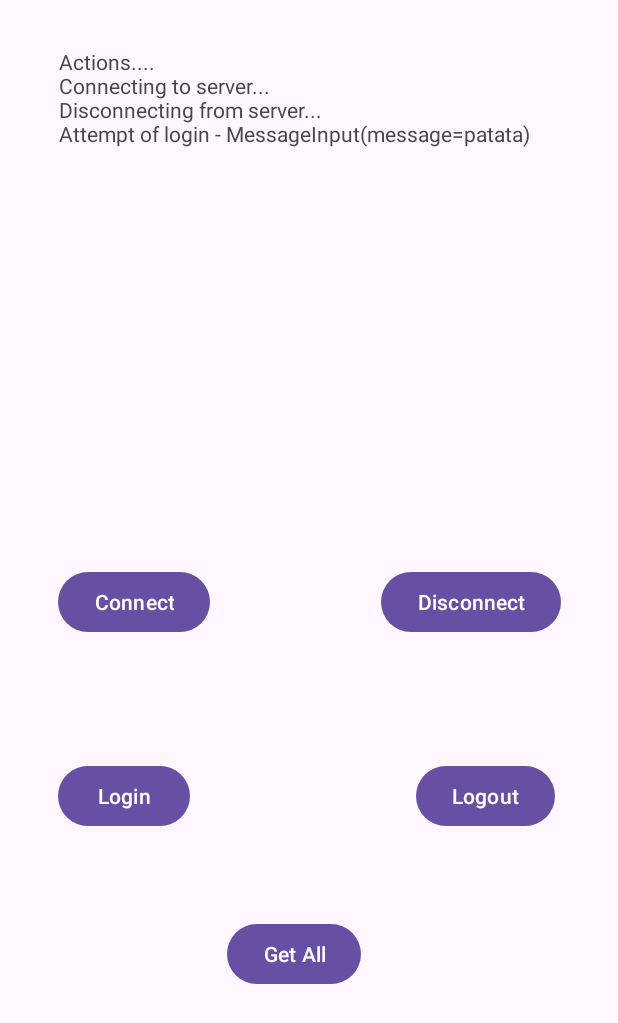
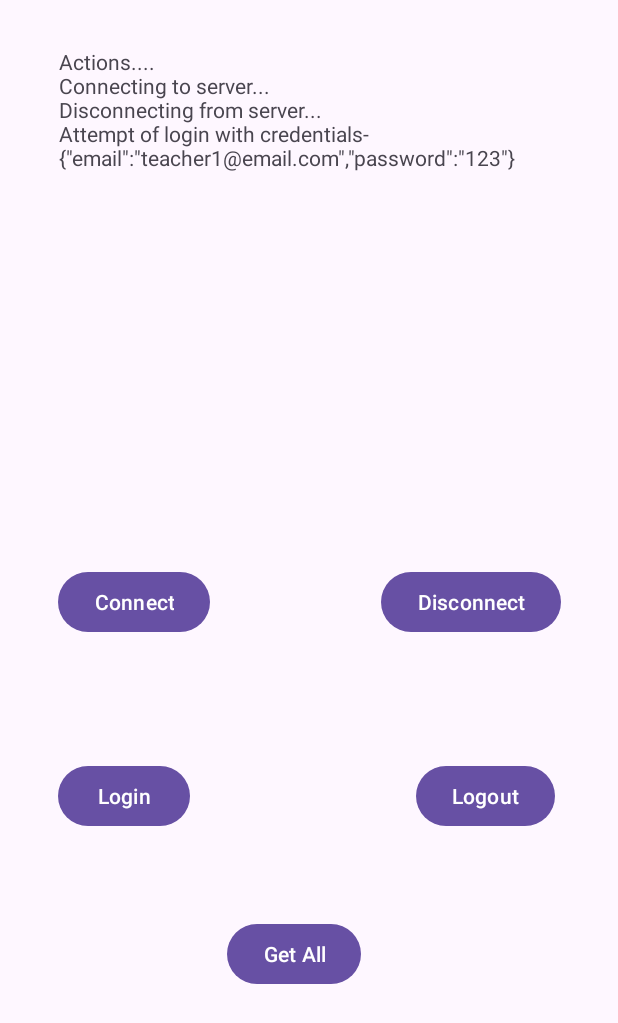
Before and after one commit to Javiertries2code/ElorAdminMovil, an Android app: the screen it shows after launch (MainActivity), after a tap on "Login", on a phone screen of 412 x 824 dp. Shown: the top 1023 px of the screen. Run offline under Robolectric (Android 15) with nearby library versions, the phone set to English and light mode, and no system bars; libraries missing offline, so code that uses them is left out: io.socket.client; 6 statements that could not run were skipped; 2 other taps on this screen came first.

Commit message:
it connects already, andelivers properly the login info

```diff
--- a/AlumnoClient/app/src/main/java/com/elorrieta/alumnoclient/MainActivity.kt
+++ b/AlumnoClient/app/src/main/java/com/elorrieta/alumnoclient/MainActivity.kt
@@ -38,7 +38,7 @@ class MainActivity : AppCompatActivity() {
 
         findViewById<Button>(R.id.buttonLogin)
             .setOnClickListener {
-                socketClient!!.doLogin("patata")
+                socketClient!!.doLogin("teacher1@email.com", "123")
                 Thread.sleep(3000) // A little delay...
             }
 
--- a/AlumnoClient/app/src/main/java/com/elorrieta/alumnoclient/socketIO/SocketClient.kt
+++ b/AlumnoClient/app/src/main/java/com/elorrieta/alumnoclient/socketIO/SocketClient.kt
@@ -4,7 +4,8 @@ import android.app.Activity
 import android.util.Log
 import android.widget.TextView
 import com.elorrieta.alumnoclient.R
-import com.elorrieta.alumnoclient.entity.Alumno
+
+import com.elorrieta.alumnoclient.entity.Student
 import com.elorrieta.alumnoclient.socketIO.model.MessageInput
 import com.elorrieta.socketsio.sockets.config.Events
 import com.google.gson.Gson
@@ -14,14 +15,20 @@ import io.socket.client.IO
 import io.socket.client.Socket
 import org.json.JSONObject
 
-
 /**
  * The client
  */
 class SocketClient (private val activity: Activity) {
 
+    //at home generally  192.168.1.40
+
     // Server IP:Port
-    private val ipPort = "http://10.0.22.247:4000"
+
+    private val port = "4006"
+    private val ip = "192.168.1.40".trim() // Porsi la lio al cortapegar :-P
+    private val ipPort = "http://$ip:$port"
+
+
     private val socket: Socket = IO.socket(ipPort)
 
     // For log purposes
@@ -57,42 +64,39 @@ class SocketClient (private val activity: Activity) {
             // We extract the field 'message'
             val message = response.getString("message") as String
 
-            // We parse the JSON into an Alumno because... ¯_(ツ)_/¯
+            // We parse the JSON into an Student because... ¯_(ツ)_/¯
             val gson = Gson()
             val jsonObject = gson.fromJson(message, JsonObject::class.java)
-            val id = jsonObject["id"].asInt
+            val idStudent = jsonObject["id"].asInt
             val name = jsonObject["name"].asString
-            val surname = jsonObject["surname"].asString
-            val pass = jsonObject["pass"].asString
-            val edad = jsonObject["edad"].asInt
+            val lastName = jsonObject["surname"].asString
+            val passwordNotHashed = jsonObject["password"].asInt
 
-            val alumno = Alumno(id, name, surname, pass, edad)
+            val alumno = Student()
+            alumno.idStudent = idStudent
+            alumno.name = name
+            alumno.lastName = lastName
+            alumno.passwordNotHashed = passwordNotHashed
 
-            // And... we list the Alumno in the list and in the Log
+            // And... we list the Student in the list and in the Log
             activity.findViewById<TextView>(R.id.textView).append("\nAnswer to Login:$alumno")
             Log.d(tag, "Answer to Login: $alumno")
         }
 
         // Event called when the socket gets an answer from a getAll.
         // We get the message and print it.
-        socket.on(Events.ON_GET_ALL_ANSWER.value) { args ->
+        socket.on(Events.ON_GET_ALL_STUDENTS.value) { args ->
 
             // The response from the server is a JSON
             val response = args[0] as JSONObject
 
-            // The answer should be like this:
-            // [
-            // {"id":0,"name":"patata","surname":"potato","pass":"pass","edad":20},
-            // {"id":1,"name":"patata2","surname":"potato2","pass":"pass2","edad":22},
-            // {"id":2,"name":"patata3","surname":"potato3","pass":"pass3","edad":23}
-            // ]
-            // We extract the field 'message'
+
             val message = response.getString("message") as String
 
-            // We parse the JSON. Note we use Alumno to parse the server response
+            // We parse the JSON. Note we use Student to parse the server response
             val gson = Gson()
-            val itemType = object : TypeToken<List<Alumno>>() {}.type
-            val list = gson.fromJson<List<Alumno>>(message, itemType)
+            val itemType = object : TypeToken<List<Student>>() {}.type
+            val list = gson.fromJson<List<Student>>(message, itemType)
 
             // The logging
             activity.findViewById<TextView>(R.id.textView).append("\nAnswer to getAll:$list")
@@ -124,18 +128,23 @@ class SocketClient (private val activity: Activity) {
 
     // This method is called when we want to login. We get the userName,
     // put in into an MessageOutput, and convert it into JSON to be sent
-    fun doLogin(userName: String) {
-        val message = MessageInput(userName) // The server is expecting a MessageInput
+    fun doLogin(email: String, password: String) {
+
+        val message = JSONObject().apply {
+            put("email", email)
+            put("password", password)
+        }
+
         socket.emit(Events.ON_LOGIN.value, Gson().toJson(message))
 
         // Log traces
-        activity.findViewById<TextView>(R.id.textView).append("\nAttempt of login - $message")
-        Log.d (tag, "Attempt of login - $message")
+        activity.findViewById<TextView>(R.id.textView).append("\nAttempt of login with credentials- $message")
+        Log.d (tag, "Attempt of login witrh credentials  - $message")
     }
 
     // This method is called when we want to getAll the Alumno.
     fun doGetAll() {
-        socket.emit(Events.ON_GET_ALL.value)
+        socket.emit(Events.ON_GET_ALL_STUDENTS.value)
 
         // Log traces
         activity.findViewById<TextView>(R.id.textView).append("\nAttempt of getAll...")
```
Also changed, not shown: AlumnoClient/app/src/main/java/com/elorrieta/alumnoclient/entity/Course.kt (added, +8 -0 lines), AlumnoClient/app/src/main/java/com/elorrieta/alumnoclient/entity/Meeting.kt (added, +16 -0 lines), AlumnoClient/app/src/main/java/com/elorrieta/alumnoclient/entity/MeetingRequest.kt (added, +10 -0 lines), AlumnoClient/app/src/main/java/com/elorrieta/alumnoclient/entity/Registration.kt (added, +10 -0 lines), AlumnoClient/app/src/main/java/com/elorrieta/alumnoclient/entity/Schedule.kt (added, +10 -0 lines), AlumnoClient/app/src/main/java/com/elorrieta/alumnoclient/entity/Student.kt (added, +17 -0 lines), AlumnoClient/app/src/main/java/com/elorrieta/alumnoclient/entity/Subject.kt (added, +10 -0 lines), AlumnoClient/app/src/main/java/com/elorrieta/alumnoclient/entity/Teacher.kt (added, +18 -0 lines), AlumnoClient/app/src/main/java/com/elorrieta/alumnoclient/socketIO/config/Events.kt (+77 -2 lines).
